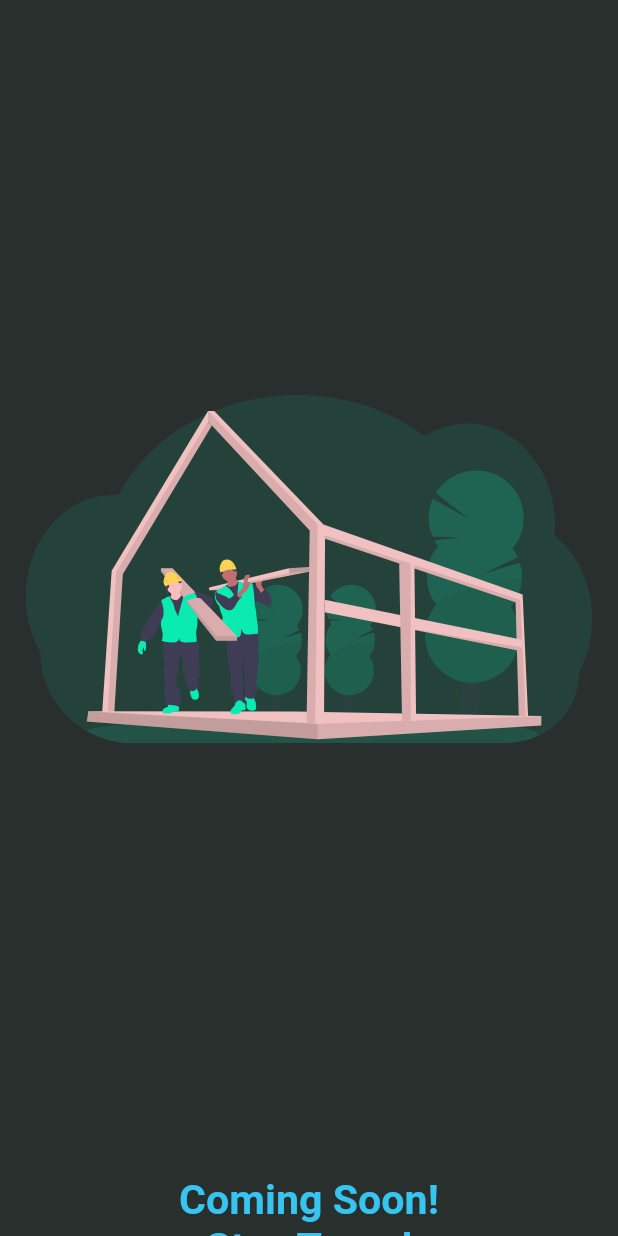
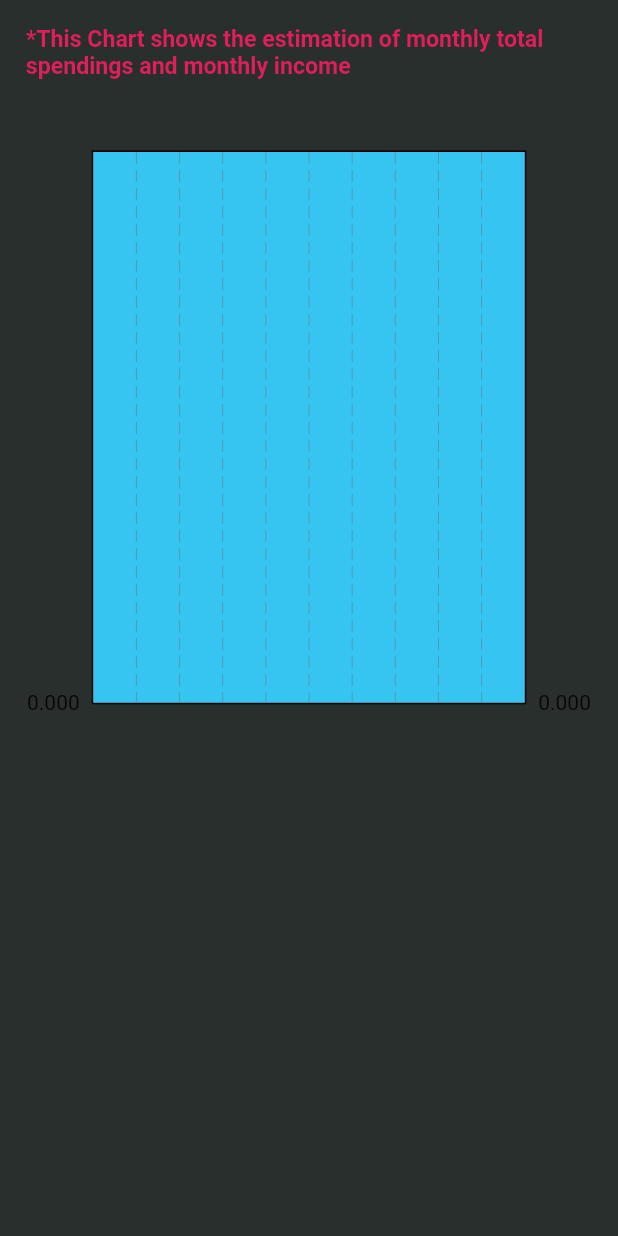
Before and after one commit to Sam21-39/Spend-Analytics, a Flutter app: the Estimate widget shown alone on an empty page, opened directly, on a phone screen of 412 x 824 dp. Run offline on Flutter 3.47's test engine with Material 2 defaults, Android fonts, the phone set to English and light mode, and no system bars; drawn by our look-alikes of fl_chart; our stand-ins replace flutter_screenutil, flutter_svg, package_info, shared_preferences, sqflite, toast; accounts and stored records are empty.

Commit message:
Update estimate.dart

```diff
--- a/spend_analytics/lib/Screens/Charts/estimate.dart
+++ b/spend_analytics/lib/Screens/Charts/estimate.dart
@@ -1,3 +1,4 @@
+import 'package:fl_chart/fl_chart.dart';
 import 'package:flutter/material.dart';
 import 'package:flutter_svg/flutter_svg.dart';
 import 'package:spend_analytics/UI/uicolors.dart';
@@ -17,18 +18,29 @@ class _EstimateState extends State<Estimate> {
         setScreenUtill(20.0),
       ),
       children: [
-        SvgPicture.asset("assets/images/under_construction.svg"),
+        Text(
+          "*This Chart shows the estimation of monthly total spendings and monthly income",
+          style: textTheme.headline4.copyWith(
+            fontSize: setScreenUtill(18.0),
+            color: UiColors.red,
+          ),
+        ),
         SizedBox(
-          height: setScreenUtill(50.0),
+          height: setScreenUtill(20.0),
         ),
-        Text(
-          "Coming Soon! \n...Stay Tuned...",
-          style: textTheme.headline4.copyWith(
-            fontSize: setScreenUtill(32.0),
-            color: UiColors.lightBlue,
+        SizedBox(
+          height: setScreenUtill(500.0),
+          child: BarChart(
+            BarChartData(
+              alignment: BarChartAlignment.center,
+              backgroundColor: UiColors.lightBlue,
+              gridData: FlGridData(
+                drawHorizontalLine: true,
+                drawVerticalLine: true,
+              ),
+            ),
           ),
-          textAlign: TextAlign.center,
-        ),
+        )
       ],
     );
   }
```
